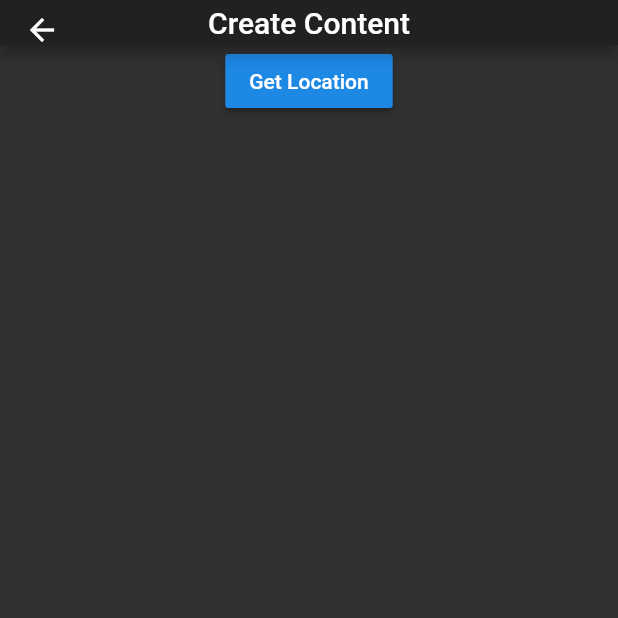
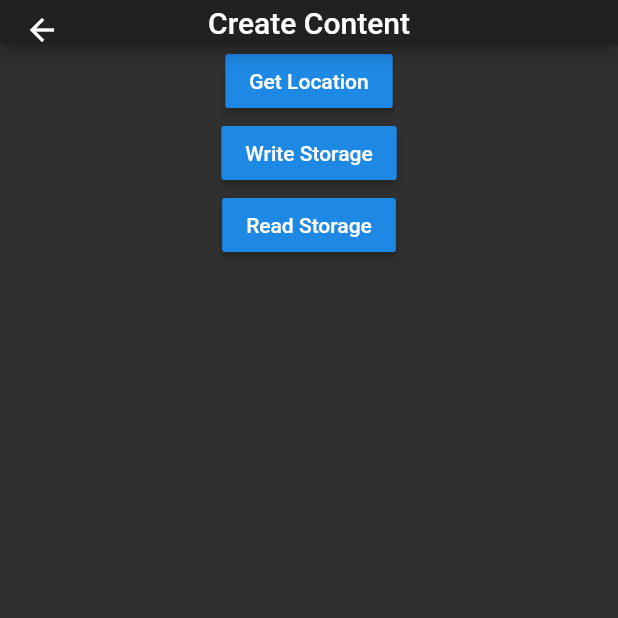
Before and after one commit to algorithmike/eop-mobile, a Flutter app: the screen it shows after launch, after a tap on "Get Location", on a phone screen of 412 x 824 dp, the top half of it. Run offline on Flutter 3.47's test engine with Material 2 defaults, Android fonts, the phone set to English and light mode, and no system bars; our stand-ins replace flutter_secure_storage, geolocator, graphql_flutter.

Commit message:
Adding local_storage access

```diff
--- a/lib/pages/CreateContentPage.dart
+++ b/lib/pages/CreateContentPage.dart
@@ -1,5 +1,6 @@
 import 'package:flutter/material.dart';
 import 'package:geolocator/geolocator.dart';
+import 'package:flutter_secure_storage/flutter_secure_storage.dart';
 
 class CreateContentPage extends StatefulWidget {
   CreateContentPage({Key key, this.title}) : super(key: key);
@@ -10,6 +11,7 @@ class CreateContentPage extends StatefulWidget {
 }
 
 class _CreateContentPageState extends State<CreateContentPage> {
+  // --Start GeoPosition
   Future<Position> _determinePosition() async {
     bool serviceEnabled;
     LocationPermission permission;
@@ -38,6 +40,23 @@ class _CreateContentPageState extends State<CreateContentPage> {
       desiredAccuracy: LocationAccuracy.low,
     );
   }
+  // --End GeoPosition
+
+  // --Start Local Persistence
+  final storage = FlutterSecureStorage();
+
+  writeStorage() async {
+    await storage.write(key: 'test', value: 'This is a test!');
+    await storage.write(key: 'testTwo', value: 'This is another test!!!!!');
+    Map<String, String> allValues = await storage.readAll();
+    print('Write Storage');
+  }
+
+  readStorage() async {
+    Map<String, String> allValues = await storage.readAll();
+    print(allValues.toString());
+  }
+  // --End Local Persistence
 
   @override
   Widget build(BuildContext context) {
@@ -53,9 +72,23 @@ class _CreateContentPageState extends State<CreateContentPage> {
             RaisedButton(
               child: Text('Get Location'),
               onPressed: () async {
-                print('Button Pressed');
+                print('Location Button Pressed');
                 Position position = await _determinePosition();
                 print(position);
+              },
+            ),
+            RaisedButton(
+              child: Text('Write Storage'),
+              onPressed: () async {
+                print('Storage Button Pressed');
+                await writeStorage();
+              },
+            ),
+            RaisedButton(
+              child: Text('Read Storage'),
+              onPressed: () async {
+                print('Storage Button Pressed');
+                await readStorage();
               },
             ),
           ],
--- a/pubspec.yaml
+++ b/pubspec.yaml
@@ -26,6 +26,7 @@ dependencies:
   # The following adds the Cupertino Icons font to your application.
   # Use with the CupertinoIcons class for iOS style icons.
   cupertino_icons: ^1.0.0
+  flutter_secure_storage: ^3.3.5
   geolocator: ^6.2.0
   graphql_flutter: ^4.0.1
 
```
Also changed, not shown: pubspec.lock, 1 other file.
